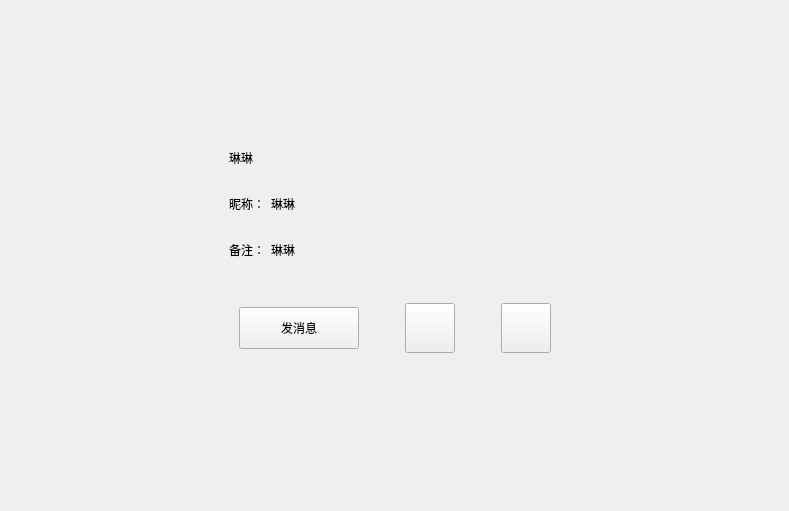
Before: the Qt Designer form CppChat/dialogs/friendinfopage.ui in Algebraaaa/CppChat, drawn with Qt 5.
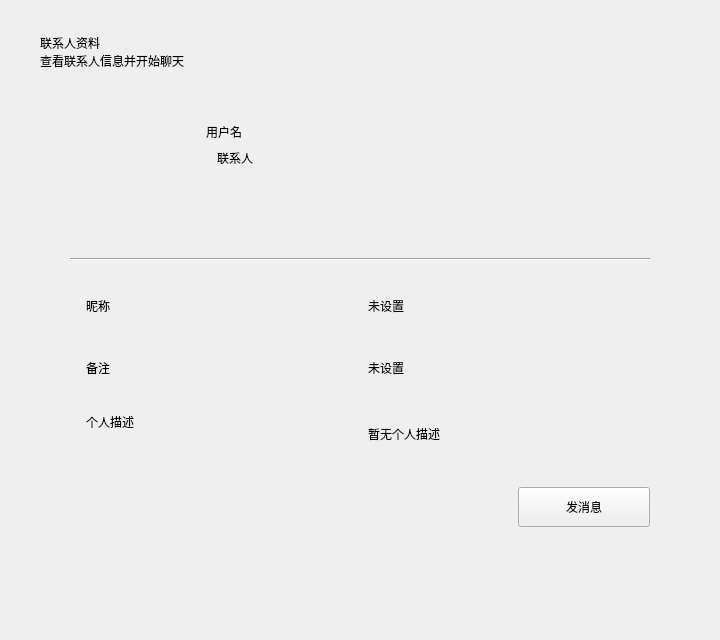
After: the same form once the commit is applied. Custom widgets are drawn as their Qt base class.

Commit message: Polish profile and contact pages

Patch:
```diff
--- a/CppChat/dialogs/friendinfopage.ui
+++ b/CppChat/dialogs/friendinfopage.ui
@@ -3,411 +3,191 @@
  <class>FriendInfoPage</class>
  <widget class="QWidget" name="FriendInfoPage">
   <property name="geometry">
-   <rect>
-    <x>0</x>
-    <y>0</y>
-    <width>789</width>
-    <height>511</height>
-   </rect>
+   <rect><x>0</x><y>0</y><width>720</width><height>640</height></rect>
   </property>
-  <property name="windowTitle">
-   <string>Form</string>
-  </property>
-  <layout class="QVBoxLayout" name="verticalLayout">
-   <property name="leftMargin">
-    <number>120</number>
-   </property>
-   <property name="topMargin">
-    <number>120</number>
-   </property>
-   <property name="rightMargin">
-    <number>120</number>
-   </property>
-   <property name="bottomMargin">
-    <number>120</number>
-   </property>
+  <property name="windowTitle"><string>联系人资料</string></property>
+  <layout class="QVBoxLayout" name="page_layout">
+   <property name="leftMargin"><number>40</number></property>
+   <property name="topMargin"><number>34</number></property>
+   <property name="rightMargin"><number>40</number></property>
+   <property name="bottomMargin"><number>34</number></property>
+   <property name="spacing"><number>0</number></property>
    <item>
-    <widget class="QWidget" name="widget" native="true">
-     <layout class="QHBoxLayout" name="horizontalLayout">
+    <widget class="QLabel" name="title_lb">
+     <property name="text"><string>联系人资料</string></property>
+    </widget>
+   </item>
+   <item>
+    <widget class="QLabel" name="subtitle_lb">
+     <property name="text"><string>查看联系人信息并开始聊天</string></property>
+    </widget>
+   </item>
+   <item>
+    <spacer name="header_spacer">
+     <property name="orientation"><enum>Qt::Vertical</enum></property>
+     <property name="sizeType"><enum>QSizePolicy::Fixed</enum></property>
+     <property name="sizeHint" stdset="0"><size><width>20</width><height>24</height></size></property>
+    </spacer>
+   </item>
+   <item>
+    <widget class="QWidget" name="contact_card" native="true">
+     <property name="minimumSize"><size><width>400</width><height>0</height></size></property>
+     <layout class="QVBoxLayout" name="card_layout">
+      <property name="leftMargin"><number>30</number></property>
+      <property name="topMargin"><number>28</number></property>
+      <property name="rightMargin"><number>30</number></property>
+      <property name="bottomMargin"><number>28</number></property>
+      <property name="spacing"><number>0</number></property>
       <item>
-       <widget class="QLabel" name="icon_lb">
-        <property name="minimumSize">
-         <size>
-          <width>85</width>
-          <height>85</height>
-         </size>
-        </property>
-        <property name="maximumSize">
-         <size>
-          <width>85</width>
-          <height>85</height>
-         </size>
-        </property>
-        <property name="text">
-         <string/>
-        </property>
-       </widget>
-      </item>
-      <item>
-       <widget class="QWidget" name="widget_3" native="true">
-        <layout class="QVBoxLayout" name="verticalLayout_2">
-         <item>
-          <widget class="QWidget" name="widget_4" native="true">
-           <property name="minimumSize">
-            <size>
-             <width>0</width>
-             <height>40</height>
-            </size>
-           </property>
-           <property name="maximumSize">
-            <size>
-             <width>16777215</width>
-             <height>40</height>
-            </size>
-           </property>
-           <layout class="QHBoxLayout" name="horizontalLayout_2">
-            <property name="leftMargin">
-             <number>0</number>
-            </property>
-            <property name="topMargin">
-             <number>0</number>
-            </property>
-            <property name="rightMargin">
-             <number>0</number>
-            </property>
-            <property name="bottomMargin">
-             <number>0</number>
-            </property>
+       <layout class="QHBoxLayout" name="identity_layout">
+        <property name="spacing"><number>24</number></property>
+        <item>
+         <widget class="QLabel" name="icon_lb">
+          <property name="minimumSize"><size><width>112</width><height>112</height></size></property>
+          <property name="maximumSize"><size><width>112</width><height>112</height></size></property>
+          <property name="text"><string/></property>
+          <property name="alignment"><set>Qt::AlignCenter</set></property>
+         </widget>
+        </item>
+        <item>
+         <layout class="QVBoxLayout" name="identity_text_layout">
+          <property name="spacing"><number>7</number></property>
+          <item>
+           <layout class="QHBoxLayout" name="name_layout">
+            <property name="spacing"><number>10</number></property>
             <item>
              <widget class="QLabel" name="name_lb">
-              <property name="minimumSize">
-               <size>
-                <width>40</width>
-                <height>0</height>
-               </size>
-              </property>
-              <property name="maximumSize">
-               <size>
-                <width>16777215</width>
-                <height>16777215</height>
-               </size>
-              </property>
-              <property name="text">
-               <string>琳琳</string>
-              </property>
+              <property name="text"><string>用户名</string></property>
              </widget>
             </item>
             <item>
              <widget class="QLabel" name="sex_lb">
-              <property name="minimumSize">
-               <size>
-                <width>40</width>
-                <height>40</height>
-               </size>
-              </property>
-              <property name="maximumSize">
-               <size>
-                <width>40</width>
-                <height>40</height>
-               </size>
-              </property>
-              <property name="text">
-               <string/>
-              </property>
+              <property name="text"><string/></property>
+              <property name="alignment"><set>Qt::AlignCenter</set></property>
              </widget>
             </item>
             <item>
-             <spacer name="horizontalSpacer">
-              <property name="orientation">
-               <enum>Qt::Horizontal</enum>
-              </property>
-              <property name="sizeHint" stdset="0">
-               <size>
-                <width>40</width>
-                <height>20</height>
-               </size>
-              </property>
+             <spacer name="name_right_spacer">
+              <property name="orientation"><enum>Qt::Horizontal</enum></property>
+              <property name="sizeHint" stdset="0"><size><width>40</width><height>20</height></size></property>
              </spacer>
             </item>
            </layout>
-          </widget>
-         </item>
-         <item>
-          <widget class="QWidget" name="widget_2" native="true">
-           <property name="minimumSize">
-            <size>
-             <width>0</width>
-             <height>40</height>
-            </size>
-           </property>
-           <property name="maximumSize">
-            <size>
-             <width>16777215</width>
-             <height>40</height>
-            </size>
-           </property>
-           <layout class="QHBoxLayout" name="horizontalLayout_3">
-            <property name="leftMargin">
-             <number>0</number>
-            </property>
-            <property name="topMargin">
-             <number>0</number>
-            </property>
-            <property name="rightMargin">
-             <number>0</number>
-            </property>
-            <property name="bottomMargin">
-             <number>0</number>
-            </property>
-            <item>
-             <widget class="QLabel" name="nick_tip">
-              <property name="minimumSize">
-               <size>
-                <width>0</width>
-                <height>30</height>
-               </size>
-              </property>
-              <property name="maximumSize">
-               <size>
-                <width>50</width>
-                <height>30</height>
-               </size>
-              </property>
-              <property name="text">
-               <string>昵称：</string>
-              </property>
-             </widget>
-            </item>
-            <item>
-             <widget class="QLabel" name="nick_lb">
-              <property name="text">
-               <string>琳琳</string>
-              </property>
-             </widget>
-            </item>
-            <item>
-             <spacer name="horizontalSpacer_2">
-              <property name="orientation">
-               <enum>Qt::Horizontal</enum>
-              </property>
-              <property name="sizeHint" stdset="0">
-               <size>
-                <width>40</width>
-                <height>20</height>
-               </size>
-              </property>
-             </spacer>
-            </item>
-           </layout>
-          </widget>
-         </item>
-         <item>
-          <widget class="QWidget" name="widget_5" native="true">
-           <property name="minimumSize">
-            <size>
-             <width>0</width>
-             <height>40</height>
-            </size>
-           </property>
-           <property name="maximumSize">
-            <size>
-             <width>16777215</width>
-             <height>40</height>
-            </size>
-           </property>
-           <layout class="QHBoxLayout" name="horizontalLayout_4">
-            <property name="leftMargin">
-             <number>0</number>
-            </property>
-            <property name="topMargin">
-             <number>0</number>
-            </property>
-            <property name="rightMargin">
-             <number>0</number>
-            </property>
-            <property name="bottomMargin">
-             <number>0</number>
-            </property>
-            <item>
-             <widget class="QLabel" name="bak_tip">
-              <property name="minimumSize">
-               <size>
-                <width>0</width>
-                <height>30</height>
-               </size>
-              </property>
-              <property name="maximumSize">
-               <size>
-                <width>50</width>
-                <height>30</height>
-               </size>
-              </property>
-              <property name="text">
-               <string>备注：</string>
-              </property>
-             </widget>
-            </item>
-            <item>
-             <widget class="QLabel" name="bak_lb">
-              <property name="text">
-               <string>琳琳</string>
-              </property>
-             </widget>
-            </item>
-            <item>
-             <spacer name="horizontalSpacer_7">
-              <property name="orientation">
-               <enum>Qt::Horizontal</enum>
-              </property>
-              <property name="sizeHint" stdset="0">
-               <size>
-                <width>40</width>
-                <height>20</height>
-               </size>
-              </property>
-             </spacer>
-            </item>
-           </layout>
-          </widget>
-         </item>
-        </layout>
-       </widget>
+          </item>
+          <item>
+           <widget class="QLabel" name="contact_type_lb">
+            <property name="text"><string>联系人</string></property>
+            <property name="maximumSize"><size><width>58</width><height>24</height></size></property>
+            <property name="alignment"><set>Qt::AlignCenter</set></property>
+           </widget>
+          </item>
+          <item>
+           <spacer name="identity_bottom_spacer">
+            <property name="orientation"><enum>Qt::Vertical</enum></property>
+            <property name="sizeHint" stdset="0"><size><width>20</width><height>20</height></size></property>
+           </spacer>
+          </item>
+         </layout>
+        </item>
+       </layout>
       </item>
-     </layout>
-    </widget>
-   </item>
-   <item>
-    <widget class="QWidget" name="widget_6" native="true">
-     <layout class="QHBoxLayout" name="horizontalLayout_5">
       <item>
-       <spacer name="horizontalSpacer_3">
-        <property name="orientation">
-         <enum>Qt::Horizontal</enum>
-        </property>
-        <property name="sizeHint" stdset="0">
-         <size>
-          <width>40</width>
-          <height>20</height>
-         </size>
-        </property>
+       <spacer name="identity_section_spacer">
+        <property name="orientation"><enum>Qt::Vertical</enum></property>
+        <property name="sizeType"><enum>QSizePolicy::Fixed</enum></property>
+        <property name="sizeHint" stdset="0"><size><width>20</width><height>24</height></size></property>
        </spacer>
       </item>
       <item>
-       <widget class="ClickedBtn" name="msg_chat">
-        <property name="minimumSize">
-         <size>
-          <width>120</width>
-          <height>42</height>
-         </size>
-        </property>
-        <property name="maximumSize">
-         <size>
-          <width>120</width>
-          <height>42</height>
-         </size>
-        </property>
-        <property name="text">
-         <string>发消息</string>
-        </property>
+       <widget class="Line" name="contact_divider">
+        <property name="orientation"><enum>Qt::Horizontal</enum></property>
        </widget>
       </item>
       <item>
-       <spacer name="horizontalSpacer_5">
-        <property name="orientation">
-         <enum>Qt::Horizontal</enum>
-        </property>
-        <property name="sizeType">
-         <enum>QSizePolicy::Fixed</enum>
-        </property>
-        <property name="sizeHint" stdset="0">
-         <size>
-          <width>40</width>
-          <height>20</height>
-         </size>
-        </property>
+       <spacer name="details_top_spacer">
+        <property name="orientation"><enum>Qt::Vertical</enum></property>
+        <property name="sizeType"><enum>QSizePolicy::Fixed</enum></property>
+        <property name="sizeHint" stdset="0"><size><width>20</width><height>20</height></size></property>
        </spacer>
       </item>
       <item>
-       <widget class="ClickedBtn" name="voice_chat">
-        <property name="minimumSize">
-         <size>
-          <width>50</width>
-          <height>50</height>
-         </size>
-        </property>
-        <property name="maximumSize">
-         <size>
-          <width>50</width>
-          <height>50</height>
-         </size>
-        </property>
-        <property name="text">
-         <string/>
-        </property>
-       </widget>
+       <layout class="QVBoxLayout" name="details_layout">
+        <property name="spacing"><number>12</number></property>
+        <item>
+         <widget class="QWidget" name="nick_row" native="true">
+          <property name="minimumSize"><size><width>0</width><height>50</height></size></property>
+          <layout class="QHBoxLayout" name="nick_row_layout">
+           <property name="leftMargin"><number>16</number></property>
+           <property name="topMargin"><number>0</number></property>
+           <property name="rightMargin"><number>16</number></property>
+           <property name="bottomMargin"><number>0</number></property>
+           <property name="spacing"><number>16</number></property>
+           <item><widget class="QLabel" name="nick_tip"><property name="text"><string>昵称</string></property><property name="minimumSize"><size><width>72</width><height>0</height></size></property></widget></item>
+           <item><widget class="QLabel" name="nick_lb"><property name="text"><string>未设置</string></property><property name="textInteractionFlags"><set>Qt::TextSelectableByMouse</set></property></widget></item>
+          </layout>
+         </widget>
+        </item>
+        <item>
+         <widget class="QWidget" name="remark_row" native="true">
+          <property name="minimumSize"><size><width>0</width><height>50</height></size></property>
+          <layout class="QHBoxLayout" name="remark_row_layout">
+           <property name="leftMargin"><number>16</number></property>
+           <property name="topMargin"><number>0</number></property>
+           <property name="rightMargin"><number>16</number></property>
+           <property name="bottomMargin"><number>0</number></property>
+           <property name="spacing"><number>16</number></property>
+           <item><widget class="QLabel" name="bak_tip"><property name="text"><string>备注</string></property><property name="minimumSize"><size><width>72</width><height>0</height></size></property></widget></item>
+           <item><widget class="QLabel" name="bak_lb"><property name="text"><string>未设置</string></property><property name="textInteractionFlags"><set>Qt::TextSelectableByMouse</set></property></widget></item>
+          </layout>
+         </widget>
+        </item>
+        <item>
+         <widget class="QWidget" name="desc_row" native="true">
+          <property name="minimumSize"><size><width>0</width><height>58</height></size></property>
+          <layout class="QHBoxLayout" name="desc_row_layout">
+           <property name="leftMargin"><number>16</number></property>
+           <property name="topMargin"><number>8</number></property>
+           <property name="rightMargin"><number>16</number></property>
+           <property name="bottomMargin"><number>8</number></property>
+           <property name="spacing"><number>16</number></property>
+           <item><widget class="QLabel" name="desc_tip"><property name="text"><string>个人描述</string></property><property name="minimumSize"><size><width>72</width><height>0</height></size></property><property name="alignment"><set>Qt::AlignLeading|Qt::AlignLeft|Qt::AlignTop</set></property></widget></item>
+           <item><widget class="QLabel" name="desc_lb"><property name="text"><string>暂无个人描述</string></property><property name="wordWrap"><bool>true</bool></property><property name="textInteractionFlags"><set>Qt::TextSelectableByMouse</set></property></widget></item>
+          </layout>
+         </widget>
+        </item>
+       </layout>
       </item>
       <item>
-       <spacer name="horizontalSpacer_6">
-        <property name="orientation">
-         <enum>Qt::Horizontal</enum>
-        </property>
-        <property name="sizeType">
-         <enum>QSizePolicy::Fixed</enum>
-        </property>
-        <property name="sizeHint" stdset="0">
-         <size>
-          <width>40</width>
-          <height>20</height>
-         </size>
-        </property>
+       <spacer name="action_top_spacer">
+        <property name="orientation"><enum>Qt::Vertical</enum></property>
+        <property name="sizeType"><enum>QSizePolicy::Fixed</enum></property>
+        <property name="sizeHint" stdset="0"><size><width>20</width><height>24</height></size></property>
        </spacer>
       </item>
       <item>
-       <widget class="ClickedBtn" name="video_chat">
-        <property name="minimumSize">
-         <size>
-          <width>50</width>
-          <height>50</height>
-         </size>
-        </property>
-        <property name="maximumSize">
-         <size>
-          <width>50</width>
-          <height>50</height>
-         </size>
-        </property>
-        <property name="text">
-         <string/>
-        </property>
-       </widget>
+       <layout class="QHBoxLayout" name="action_layout">
+        <item>
+         <spacer name="action_left_spacer">
+          <property name="orientation"><enum>Qt::Horizontal</enum></property>
+          <property name="sizeHint" stdset="0"><size><width>40</width><height>20</height></size></property>
+         </spacer>
+        </item>
+        <item>
+         <widget class="ClickedBtn" name="msg_chat">
+          <property name="minimumSize"><size><width>132</width><height>40</height></size></property>
+          <property name="maximumSize"><size><width>132</width><height>40</height></size></property>
+          <property name="text"><string>发消息</string></property>
+         </widget>
+        </item>
+       </layout>
       </item>
-      <item>
-       <spacer name="horizontalSpacer_4">
-        <property name="orientation">
-         <enum>Qt::Horizontal</enum>
-        </property>
-        <property name="sizeHint" stdset="0">
-         <size>
-          <width>40</width>
-          <height>20</height>
-         </size>
-        </property>
-       </spacer>
-      </item>
      </layout>
     </widget>
    </item>
    <item>
-    <spacer name="verticalSpacer_2">
-     <property name="orientation">
-      <enum>Qt::Vertical</enum>
-     </property>
-     <property name="sizeHint" stdset="0">
-      <size>
-       <width>20</width>
-       <height>40</height>
-      </size>
-     </property>
+    <spacer name="page_bottom_spacer">
+     <property name="orientation"><enum>Qt::Vertical</enum></property>
+     <property name="sizeHint" stdset="0"><size><width>20</width><height>20</height></size></property>
     </spacer>
    </item>
   </layout>
```
Left out of the diff: 2 changed lines with no effect on the pictures. The commit also changes 10 other files.
